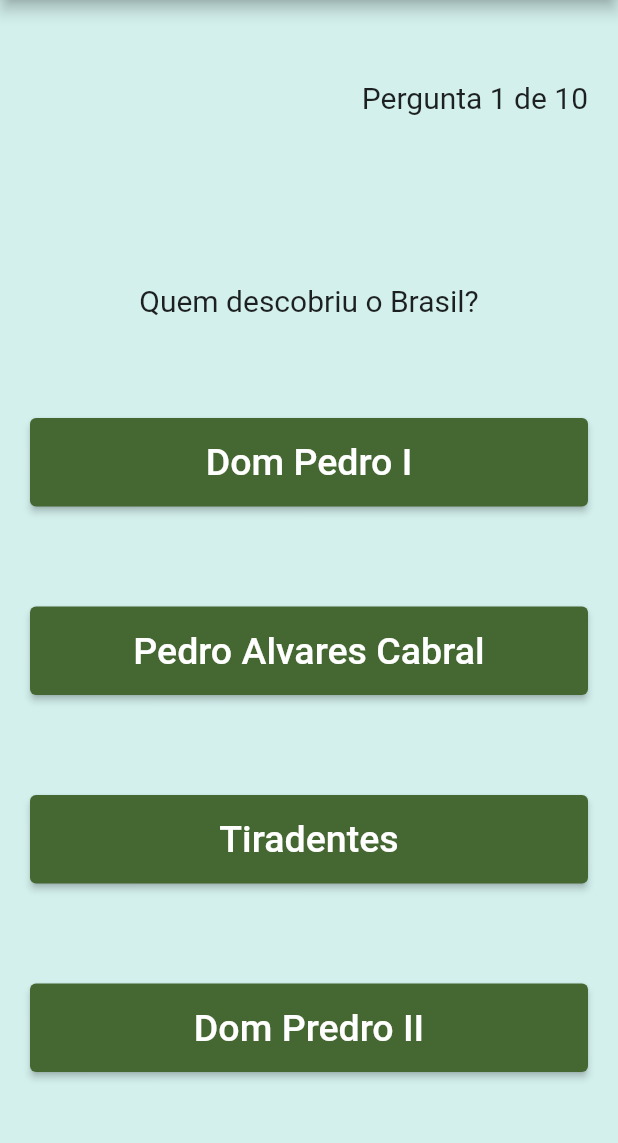
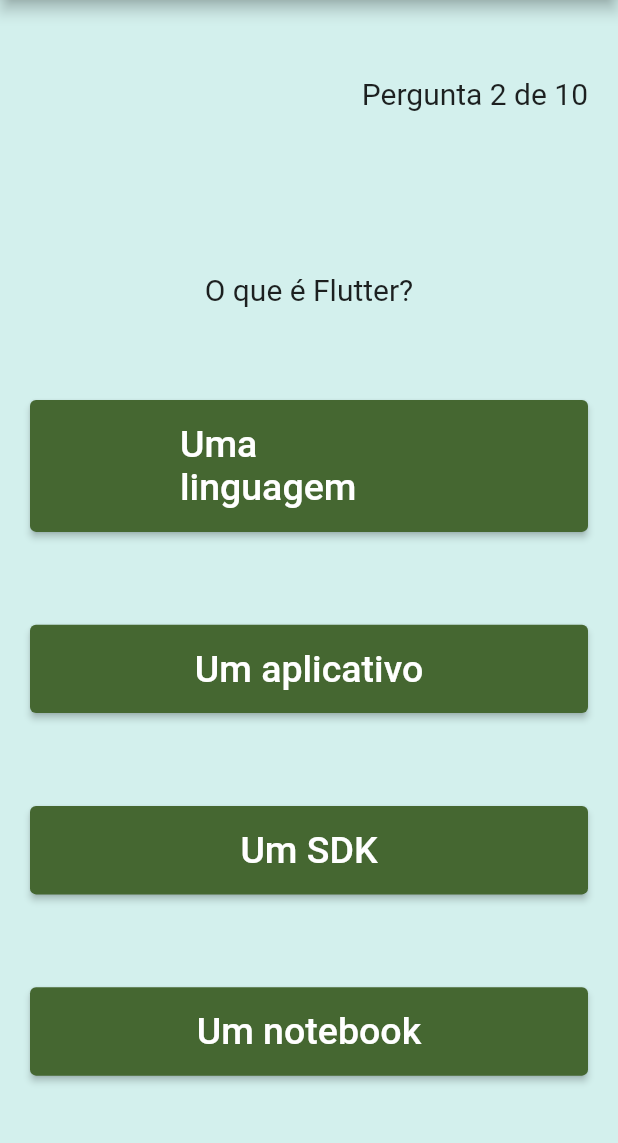
Before and after one commit to projectsifma/projects, a Flutter app: the screen it shows after launch, after a tap on "JOGAR", on a phone screen of 412 x 824 dp, the part 84-1227 px from its top. Run offline on Flutter 3.47's test engine with Material 2 defaults, Android fonts, the phone set to English and light mode, and no system bars.

Commit message:
correções de erros

```diff
--- a/quiz/lib/homepage.dart
+++ b/quiz/lib/homepage.dart
@@ -40,12 +40,12 @@
                     onPressed: () {
                       Navigator.pushNamed(context, 'Quiz');
                     },
+                    style: ElevatedButton.styleFrom(
+                        padding: const EdgeInsets.fromLTRB(100, 13, 100, 13)),
                     child: const Text(
                       'JOGAR',
                       style: TextStyle(fontSize: 40),
                     ),
-                    style: ElevatedButton.styleFrom(
-                        padding: const EdgeInsets.fromLTRB(100, 13, 100, 13)),
                   ),
                 )
               ],
--- a/quiz/lib/quiz.dart
+++ b/quiz/lib/quiz.dart
@@ -1,5 +1,3 @@
-import 'dart:ffi';
-
 import 'package:flutter/material.dart';
 
 class Quiz extends StatefulWidget {
@@ -31,7 +29,7 @@
     });
     print(quiz);
 
-    int perguntaNumero = 1;
+    int perguntaNumero = 2;
 
     return MaterialApp(
       title: 'Quiz',
@@ -58,57 +56,57 @@
               Align(
                   alignment: Alignment.topRight,
                   child: Text('Pergunta $perguntaNumero de 10',
-                      style: TextStyle(fontSize: 20))),
+                      style: const TextStyle(fontSize: 20))),
               Text(
-                '\n\n' + quiz[perguntaNumero - 1]['Pergunta'],
-                style: TextStyle(fontSize: 20),
+                '\n\n${quiz[perguntaNumero - 1]['Pergunta']}',
+                style: const TextStyle(fontSize: 20),
               ),
               SizedBox(
                 width: double.infinity,
                 child: ElevatedButton(
                   onPressed: () => print('clicou 01'),
+                  style: ElevatedButton.styleFrom(
+                      padding: const EdgeInsets.fromLTRB(100, 15, 100, 15)),
                   child: Text(
                     quiz[perguntaNumero - 1]['Respostas'][0],
-                    style: TextStyle(fontSize: 25),
+                    style: const TextStyle(fontSize: 25),
                   ),
-                  style: ElevatedButton.styleFrom(
-                      padding: const EdgeInsets.fromLTRB(100, 15, 100, 15)),
                 ),
               ),
               SizedBox(
                 width: double.infinity,
                 child: ElevatedButton(
                   onPressed: () => print('clicou 02'),
+                  style: ElevatedButton.styleFrom(
+                      padding: const EdgeInsets.fromLTRB(65, 15, 65, 15)),
                   child: Text(
                     quiz[perguntaNumero - 1]['Respostas'][1],
-                    style: TextStyle(fontSize: 25),
+                    style: const TextStyle(fontSize: 25),
                   ),
-                  style: ElevatedButton.styleFrom(
-                      padding: EdgeInsets.fromLTRB(65, 15, 65, 15)),
                 ),
               ),
               SizedBox(
                 width: double.infinity,
                 child: ElevatedButton(
                   onPressed: () => print('clicou 03'),
+                  style: ElevatedButton.styleFrom(
+                      padding: const EdgeInsets.fromLTRB(100, 15, 100, 15)),
                   child: Text(
                     quiz[perguntaNumero - 1]['Respostas'][2],
-                    style: TextStyle(fontSize: 25),
+                    style: const TextStyle(fontSize: 25),
                   ),
-                  style: ElevatedButton.styleFrom(
-                      padding: const EdgeInsets.fromLTRB(100, 15, 100, 15)),
                 ),
               ),
               SizedBox(
                 width: double.infinity,
                 child: ElevatedButton(
                   onPressed: () => print('clicou 04'),
+                  style: ElevatedButton.styleFrom(
+                      padding: const EdgeInsets.fromLTRB(100, 15, 100, 15)),
                   child: Text(
                     quiz[perguntaNumero - 1]['Respostas'][3],
-                    style: TextStyle(fontSize: 25),
+                    style: const TextStyle(fontSize: 25),
                   ),
-                  style: ElevatedButton.styleFrom(
-                      padding: const EdgeInsets.fromLTRB(100, 15, 100, 15)),
                 ),
               ),
             ],
--- a/quiz/lib/resultados.dart
+++ b/quiz/lib/resultados.dart
@@ -32,18 +32,18 @@
               children: <Widget>[
                 const Text('Resultado', style: TextStyle(fontSize: 25)),
                 Text('Você acertou\n $acertos de 10\n perguntas',
-                    style: TextStyle(fontSize: 25)),
+                    style: const TextStyle(fontSize: 25)),
                 //const Padding(padding: EdgeInsets.all(0)),
                 SizedBox(
                   width: double.infinity,
                   child: ElevatedButton(
                     onPressed: () => print('clicou'),
+                    style: ElevatedButton.styleFrom(
+                        padding: const EdgeInsets.fromLTRB(20, 20, 20, 20)),
                     child: const Text(
                       'JOGAR NOVAMENTE',
                       style: TextStyle(fontSize: 24),
                     ),
-                    style: ElevatedButton.styleFrom(
-                        padding: const EdgeInsets.fromLTRB(20, 20, 20, 20)),
                   ),
                 )
               ],
```
Also changed, not shown: 1 other file.
